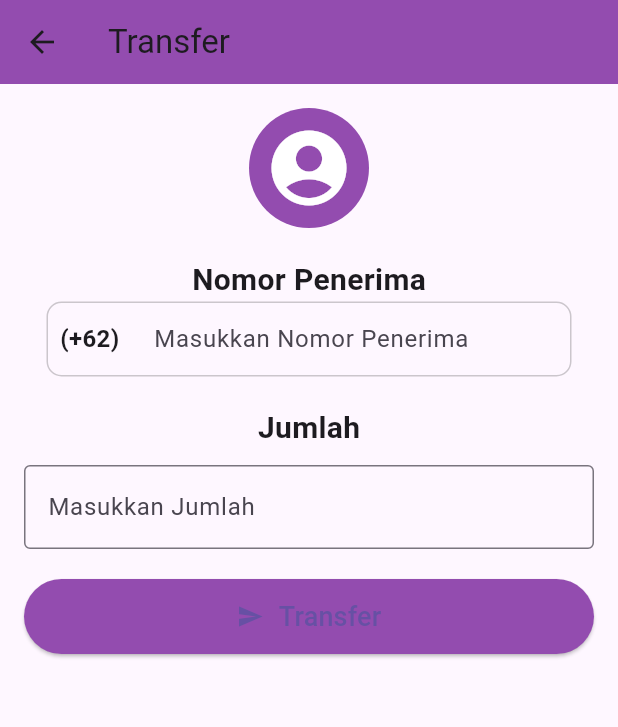
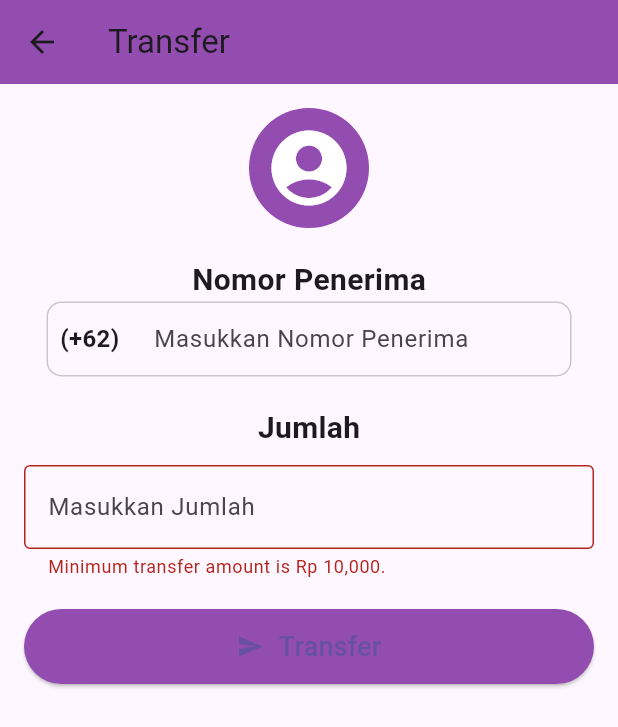
Before and after one commit to George535220173/UAS_E-MONEY, a Flutter app: the TransferPage screen opened directly, on a phone screen of 412 x 824 dp. Shown: the top 727 px of the screen. Run offline on Flutter 3.47's test engine with Material 3 defaults, Android fonts, the phone set to English and light mode, and no system bars; our stand-ins replace cloud_firestore, firebase_auth, firebase_core; accounts and stored records are empty; network calls fail.

Commit message:
membuat minimum 10000 di trasfer

```diff
--- a/lib/Transfer/transfer.dart
+++ b/lib/Transfer/transfer.dart
@@ -38,7 +38,7 @@ class TransferPage extends StatelessWidget {
                   fontSize: 20,
                 ),
               ),
-// TextField Nomor Penerima
+              // TextField Nomor Penerima
               Container(
                 width: 350,
                 decoration: BoxDecoration(
@@ -63,14 +63,12 @@ class TransferPage extends StatelessWidget {
                         keyboardType: TextInputType.phone,
                         inputFormatters: [
                           FilteringTextInputFormatter.digitsOnly,
-                          LengthLimitingTextInputFormatter(
-                              11), // Batasan panjang nomor hp
+                          LengthLimitingTextInputFormatter(11),
                         ],
                         decoration: InputDecoration(
                           hintText: 'Masukkan Nomor Penerima',
                           border: InputBorder.none,
-                          contentPadding:
-                              EdgeInsets.symmetric(horizontal: 15.0),
+                          contentPadding: EdgeInsets.symmetric(horizontal: 15.0),
                         ),
                       ),
                     ),
@@ -93,12 +91,39 @@ class TransferPage extends StatelessWidget {
                 decoration: InputDecoration(
                   hintText: 'Masukkan Jumlah',
                   border: OutlineInputBorder(),
+                  errorText: _validateAmount(amountController.text),
                 ),
               ),
               SizedBox(height: 20),
               ElevatedButton(
                 onPressed: () {
-                  _showPasswordDialog(context);
+                  // Get the entered amount from the controller
+                  String amount = amountController.text;
+                  double transferAmount = double.tryParse(amount) ?? 0.0;
+
+                  // Check if the transfer amount is greater than or equal to 10,000
+                  if (transferAmount >= 10000) {
+                    _showPasswordDialog(context);
+                  } else {
+                    // Show an error message if the amount is less than 10,000
+                    showDialog(
+                      context: context,
+                      builder: (BuildContext context) {
+                        return AlertDialog(
+                          title: Text('Error'),
+                          content: Text('Minimum transfer amount is Rp 10,000.'),
+                          actions: <Widget>[
+                            TextButton(
+                              onPressed: () {
+                                Navigator.of(context).pop();
+                              },
+                              child: Text('OK'),
+                            ),
+                          ],
+                        );
+                      },
+                    );
+                  }
                 },
                 style: ElevatedButton.styleFrom(
                   primary: Color.fromARGB(255, 147, 76, 175),
@@ -146,7 +171,7 @@ class TransferPage extends StatelessWidget {
                 return AlertDialog(
                   title: Text('Success'),
                   content: Text(
-                      'Rp. $amount has been transfered to another account.'),
+                      'Rp. $amount has been transferred to another account.'),
                   actions: <Widget>[
                     TextButton(
                       onPressed: () {
@@ -182,6 +207,16 @@ class TransferPage extends StatelessWidget {
         ),
       ),
     );
+  }
+
+  String? _validateAmount(String value) {
+    double enteredAmount = double.tryParse(value) ?? 0.0;
+
+    if (enteredAmount < 10000) {
+      return 'Minimum transfer amount is Rp 10,000.';
+    }
+
+    return null;
   }
 }
 
```
